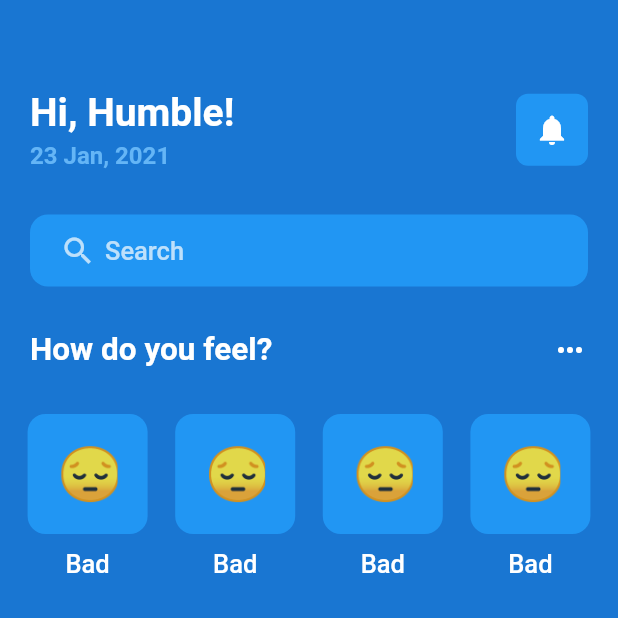
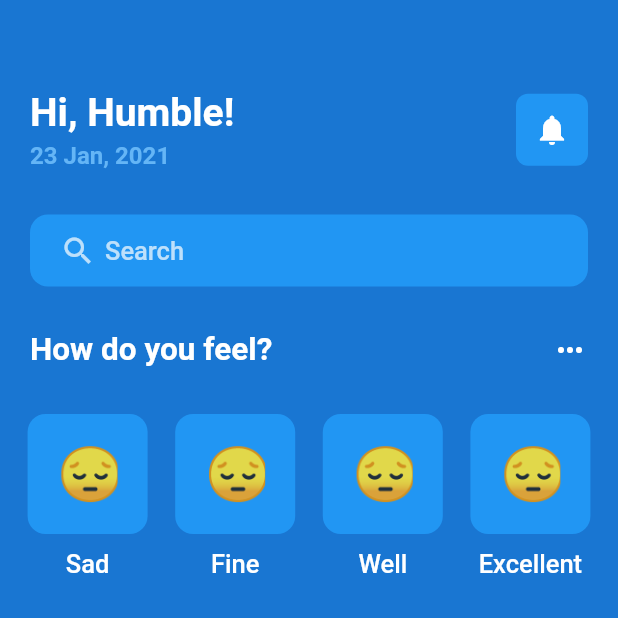
Before and after one commit to HumbleGh/eatsy, a Flutter app: the screen it shows after launch, after a tap on "Log in", on a phone screen of 412 x 824 dp, the top half of it. Run offline on Flutter 3.47's test engine with Material 2 defaults, Android fonts, the phone set to English and light mode, and no system bars; our stand-ins replace gap, get.

Commit message:
minor updates

```diff
--- a/lib/screens/welcome_screen.dart
+++ b/lib/screens/welcome_screen.dart
@@ -90,10 +90,10 @@ class _WelcomeScreenState extends State<WelcomeScreen> {
             Row(
               mainAxisAlignment: MainAxisAlignment.spaceEvenly,
               children: [
-                const FancyIconText(),
-                const FancyIconText(),
-                const FancyIconText(),
-                const FancyIconText(),
+                FancyIconText(emoji: '😔', text: 'Sad'),
+                FancyIconText(emoji: '😔', text: 'Fine'),
+                FancyIconText(emoji: '😔', text: 'Well'),
+                FancyIconText(emoji: '😔', text: 'Excellent'),
               ],
             )
           ],
--- a/lib/widgets/fancy_icon_text.dart
+++ b/lib/widgets/fancy_icon_text.dart
@@ -4,7 +4,9 @@ import '../utils/app_layout.dart';
 import '../utils/app_style.dart';
 
 class FancyIconText extends StatelessWidget {
-  const FancyIconText({super.key});
+  final String emoji;
+  final String text;
+  const FancyIconText({super.key, required this.emoji, required this.text});
 
   @override
   Widget build(BuildContext context) {
@@ -23,15 +25,15 @@ class FancyIconText extends StatelessWidget {
                   borderRadius: BorderRadius.circular(12),
                   color: Colors.blue[500],
                 ),
-                child: const Text(
-                  '😔',
+                child: Text(
+                  emoji,
                   textAlign: TextAlign.center,
                   style: TextStyle(fontSize: 35),
                 ),
               ),
               Gap(AppLayout.getHeight(10)),
               Text(
-                'Bad',
+                text,
                 style: Styles.headLineStyle3.copyWith(color: Colors.white),
               )
             ],
```
